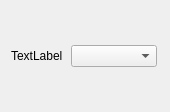
s-rahmani1992/LuxonEngine, file Editor/LuxonEditor.GUI.Qt/Texture/QTextureField.ui: the form before one commit.
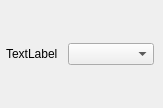
The form after the commit.

Commit message: Improved Texture and color field widget's appearance.

What changed in the file:
```diff
--- a/Editor/LuxonEditor.GUI.Qt/Texture/QTextureField.ui
+++ b/Editor/LuxonEditor.GUI.Qt/Texture/QTextureField.ui
@@ -14,6 +14,21 @@
    <string>QTextureField</string>
   </property>
   <layout class="QHBoxLayout" name="horizontalLayout">
+   <property name="spacing">
+    <number>2</number>
+   </property>
+   <property name="leftMargin">
+    <number>0</number>
+   </property>
+   <property name="topMargin">
+    <number>0</number>
+   </property>
+   <property name="rightMargin">
+    <number>0</number>
+   </property>
+   <property name="bottomMargin">
+    <number>0</number>
+   </property>
    <item>
     <widget class="QLabel" name="label">
      <property name="sizePolicy">
```
The commit also changes 3 other files.
